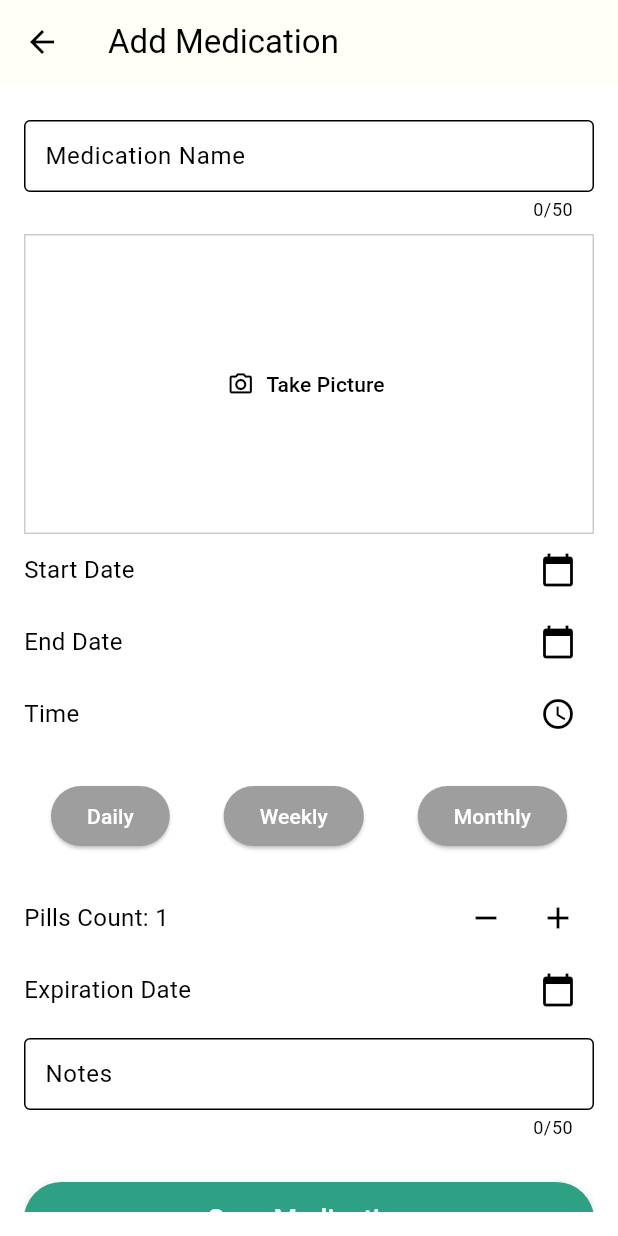
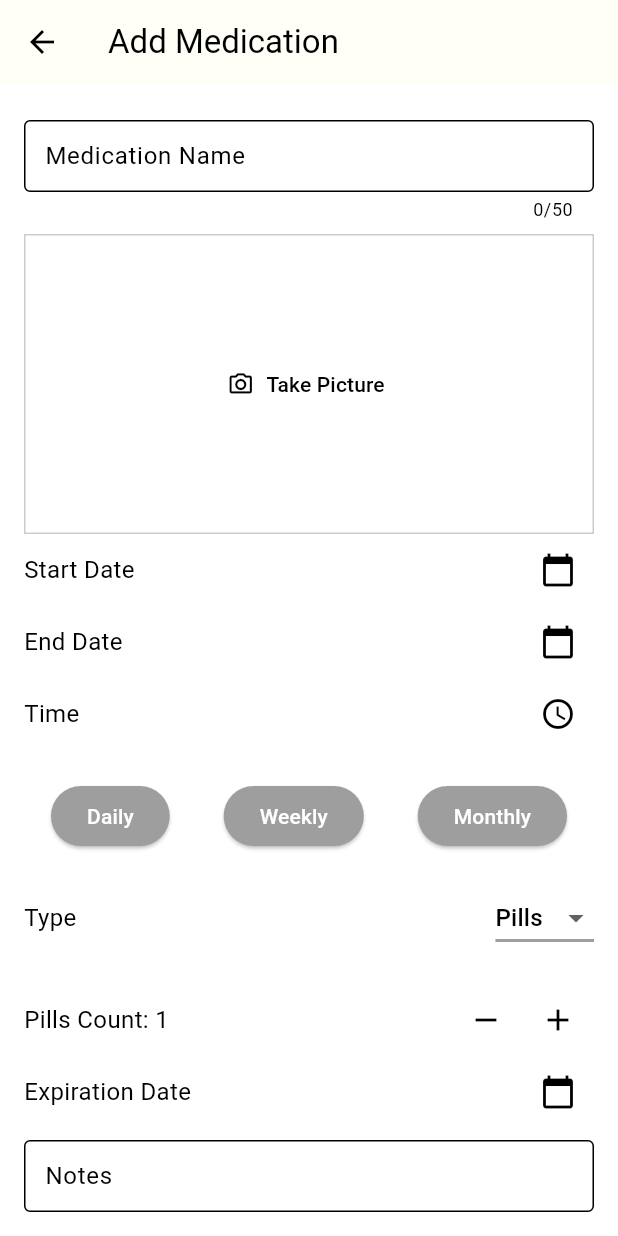
Before and after one commit to Majd-sud/Tadawa-app, a Flutter app: the screen it shows once a user with an empty profile is signed in, item 3 of the bottom bar chosen, after a tap on the "add" icon, on a phone screen of 412 x 824 dp. Run offline on Flutter 3.47's test engine with Material 3 defaults, Android fonts, the phone set to English and light mode, and no system bars; our stand-ins replace cloud_firestore, firebase_auth, firebase_core, firebase_storage, flutter_local_notifications, flutter_timezone and 4 more; accounts and stored records are empty.

Commit message:
Added medication type and fixed pills bugs

```diff
--- a/lib/models/medication.dart
+++ b/lib/models/medication.dart
@@ -15,6 +15,7 @@ class Medication {
     required this.schedule,
     required this.expirationDate,
     required this.pillsCount,
+    required this.medicationType,
     this.notes = '',
     this.photoUrl = '',
     required this.frequency,
@@ -35,7 +36,8 @@ class Medication {
   final TimeOfDay time;
   final String schedule;
   final DateTime expirationDate; //expiry
-   int pillsCount;
+  int pillsCount;
+  final String medicationType;
   final String notes;
   final String photoUrl;
   final String frequency;
@@ -60,6 +62,7 @@ class Medication {
       expirationDate: parseDate(data['expirationDate']),
       notes: data['notes'] ?? '',
       pillsCount: data['pillsCount'] ?? 0,
+      medicationType: data['medicationType'] ?? 'pills', // Default type if not provided
       time: _parseTime(data['time']),
       frequency: data['frequency'] ?? '',
       schedule: data['schedule'] ?? '',
--- a/lib/screens/add_medication_screen.dart
+++ b/lib/screens/add_medication_screen.dart
@@ -30,6 +30,9 @@ class _AddMedicationScreenState extends State<AddMedicationScreen> {
   int _pillsCount = 1;
   String? _selectedSchedule;
   String? _imagePath;
+  String _medicationType = 'Pills';  // Default to 'Pills' or 'Syrup'
+  //String get medicationType => _medicationType;  // ممكن ماله داعي
+
 
   @override
   void initState() {
@@ -46,8 +49,19 @@ class _AddMedicationScreenState extends State<AddMedicationScreen> {
       _pillsController.text = _pillsCount.toString();
       _selectedSchedule = widget.medication!.frequency;
       _imagePath = widget.medication!.photoUrl;
+      _medicationType = _pillsCount > 0 ? 'Pills' : 'Syrup';
+
     }
   }
+  void _selectMedicationType(String? type) {
+  if (type == null) return; // Handle null case
+  setState(() {
+    _medicationType = type;
+    if (type == 'Syrup') {
+      _pillsCount = 0; // Reset pill count if it's Syrup
+    }
+  });
+}
 
    void _onImageSelected(String imagePath) {
     setState(() {
@@ -129,7 +143,8 @@ class _AddMedicationScreenState extends State<AddMedicationScreen> {
       schedule: _scheduleController.text,
       expirationDate: _expirationDate!,
       notes: _notesController.text,
-      pillsCount: _pillsCount,
+      pillsCount: _medicationType == 'Pills' ? _pillsCount : 0,
+      medicationType: _medicationType,
       time: _time!,
       frequency: _selectedSchedule ?? S.of(context).daily,
       photoUrl: _imagePath ?? '',
@@ -153,6 +168,8 @@ class _AddMedicationScreenState extends State<AddMedicationScreen> {
           'time': medication.time.format(context),
           'frequency': medication.frequency,
           'photoUrl': medication.photoUrl,
+          'type': medication.medicationType, // Save the type of medication
+
         });
       } else {
         // Updating existing medication
@@ -171,6 +188,8 @@ class _AddMedicationScreenState extends State<AddMedicationScreen> {
           'time': medication.time.format(context),
           'frequency': medication.frequency,
           'photoUrl': medication.photoUrl,
+         'type': medication.medicationType, // Save the type of medication
+
         });
       }
     }
@@ -221,7 +240,39 @@ class _AddMedicationScreenState extends State<AddMedicationScreen> {
               const SizedBox(height: 20),
               _buildScheduleButtons(),
               const SizedBox(height: 20),
-              _buildPillCountPicker(),
+                // Medication type selection
+           Row(
+             mainAxisAlignment: MainAxisAlignment.spaceBetween,
+              children: [
+               SizedBox(
+               width: 100,
+               child: Text(
+               "Type", // Localized string
+               style: const TextStyle(fontSize: 16),
+               ),
+             ),
+            DropdownButton<String>(
+                value: _medicationType,
+                dropdownColor: Colors.white,
+                icon: const Icon(Icons.arrow_drop_down),
+                underline: Container(
+                height: 2,
+               color: Colors.grey,
+               ),
+              items: ['Pills', 'Syrup']
+               .map((type) => DropdownMenuItem(
+                value: type,
+                child: Text(type),
+              ))
+          .toList(),
+      onChanged: _selectMedicationType,
+    ),
+  ],
+),
+            const SizedBox(height: 20),
+            // Pill count picker (only if medication type is Pills)
+            if (_medicationType == 'Pills') _buildPillCountPicker(),
+
               _buildDateRow(S.of(context).expirationDate, _expirationDate,
                   () => _presentDatePicker('expiration')),
               _buildTextField(_notesController, S.of(context).notes),
--- a/lib/screens/main_screen.dart
+++ b/lib/screens/main_screen.dart
@@ -76,6 +76,7 @@ class _MainScreenState extends State<MainScreen> {
   }
 
   void _checkForWarnings() {
+
     bool hasExpiringMedications = _medications.any((medication) =>
         medication.expirationDate
             .isBefore(DateTime.now().add(Duration(days: 7))) &&
@@ -88,10 +89,16 @@ class _MainScreenState extends State<MainScreen> {
           Colors.orange, Icons.warning);
     }
 
-    if (hasLowPills) {
-      _addSnackBar('You have medications with less than 5 pills left!',
-          Colors.red, Icons.warning);
-    }
+   if (hasLowPills) {
+     if (_medications.any((medication) =>
+      medication.medicationType == 'Pills' && medication.pillsCount < 5)) {
+      _addSnackBar(
+      'You have medications with less than 5 pills left!',
+      Colors.red,
+      Icons.warning,
+    );
+  }
+}
   }
 
   void _addSnackBar(String message, Color backgroundColor, IconData icon) {
@@ -132,7 +139,7 @@ class _MainScreenState extends State<MainScreen> {
   }
 
   bool _hasLowPills() {
-    return _medications.any((medication) => medication.pillsCount < 5);
+    return _medications.any((medication) => medication.pillsCount < 5 );
   }
 
   Future<void> _scheduleNotifications() async {
@@ -383,9 +390,14 @@ class _MainScreenState extends State<MainScreen> {
                     value: medication.takenStatus[_selectedDate] ?? false,
                     onChanged: (value) {
                       setState(() {
+
                         medication.takenStatus[_selectedDate] = value ?? false;
                         if (value == true && medication.pillsCount > 0) {
                           medication.pillsCount -= 1;
+                          _updatePillsCount(medication, medication.pillsCount);
+                        }
+                        if (value == false ) {
+                          medication.pillsCount += 1;
                           _updatePillsCount(medication, medication.pillsCount);
                         }
                       });
--- a/lib/screens/medication_screen.dart
+++ b/lib/screens/medication_screen.dart
@@ -43,13 +43,14 @@ class _MedicationScreenState extends State<MedicationScreen> {
             endDate: _parseDate(data['endDate']),
             expirationDate: _parseDate(data['expirationDate']),
             notes: data['notes'] ?? '',
-            pillsCount: data['pillsCount'] ?? 0,
+            pillsCount: data['pillsCount'] is int ? data['pillsCount'] : 0,  // Ensure it's an int
             time: data['time'] != null
                 ? _parseTime(data['time'])
                 : const TimeOfDay(hour: 12, minute: 0),
             frequency: data['frequency'] ?? '',
             schedule: data['schedule'] ?? '',
-            photoUrl: data['photoUrl'] ?? '', // Fetch the photo URL
+            photoUrl: data['photoUrl'] ?? '',
+            medicationType: data['type'] ?? '', // Assuming the field in Firestore is named 'type'
           );
         }).toList();
       });
@@ -233,7 +234,7 @@ class _MedicationScreenState extends State<MedicationScreen> {
                                     ? Colors.black
                                     : Colors.white),
                           ),
-                          if (medication.pillsCount < 5)
+                          if (medication.pillsCount < 5 && medication.medicationType == 'Pills')
                             Padding(
                               padding: const EdgeInsets.only(top: 8.0),
                               child: Row(
```
